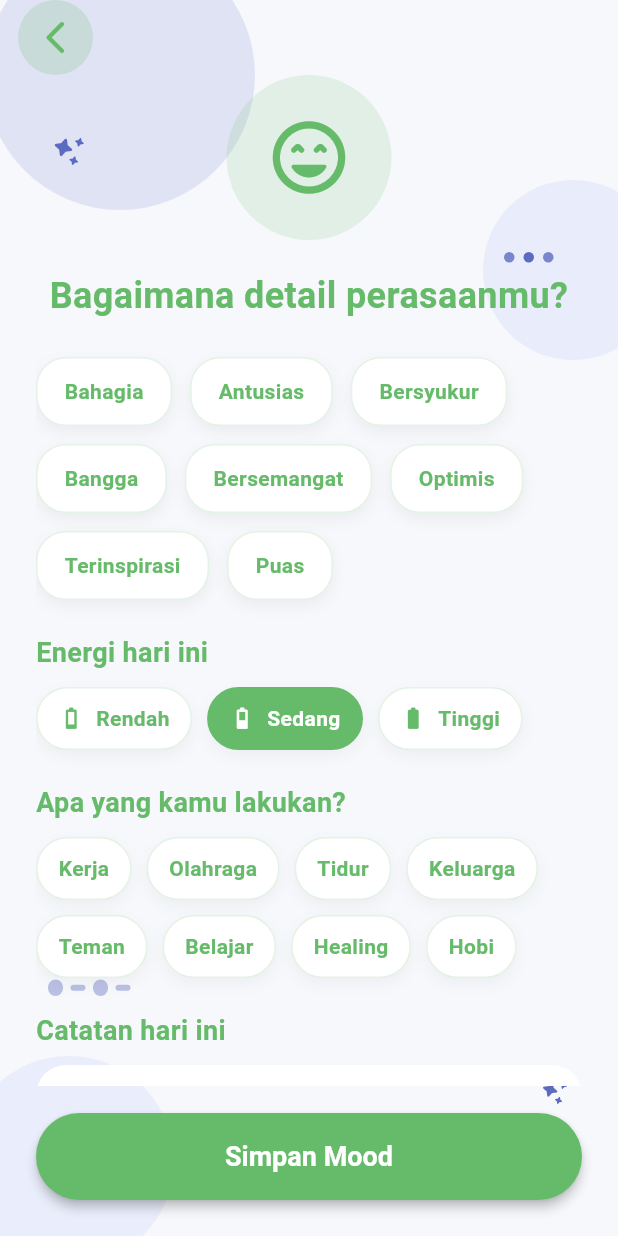
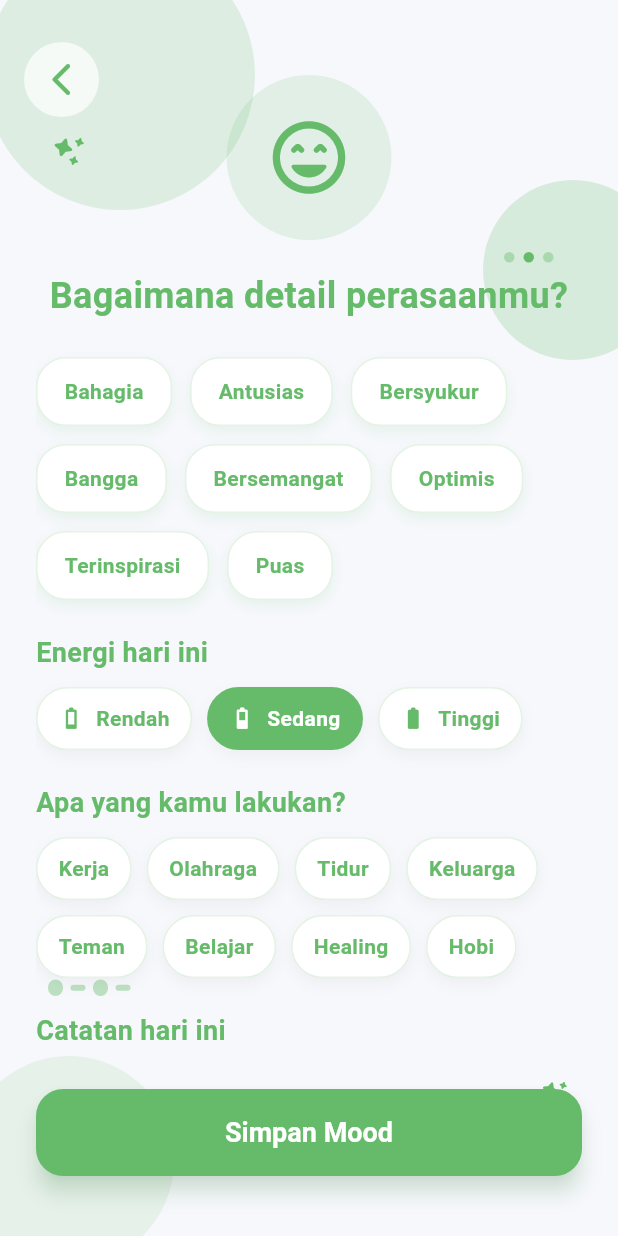
Before and after one commit to paniabisnis-commits/moodspace, a Flutter app: the HomeScreen screen opened directly with empty values, after a tap on "Senang", on a phone screen of 412 x 824 dp. Run offline on Flutter 3.47's test engine with Material 3 defaults, Android fonts, the phone set to English and light mode, and no system bars.

Commit message:
update UI mood detail + fix overflow
Co-authored-by: Copilot <copilot@github.com>

```diff
--- a/lib/screens/home_screen.dart
+++ b/lib/screens/home_screen.dart
@@ -877,6 +877,16 @@ class _HomeScreenState extends State<HomeScreen> {
             children: [
               Expanded(
                 child: ElevatedButton(
+                  style: ElevatedButton.styleFrom(
+                    padding: const EdgeInsets.symmetric(vertical: 14),
+                    textStyle: const TextStyle(
+                      fontSize: 14,
+                      fontWeight: FontWeight.w600,
+                    ),
+                    shape: RoundedRectangleBorder(
+                      borderRadius: BorderRadius.circular(14),
+                    ),
+                  ),
                   onPressed: onPrimaryTap,
                   child: Text(primaryLabel),
                 ),
@@ -884,12 +894,22 @@ class _HomeScreenState extends State<HomeScreen> {
               const SizedBox(width: 10),
               Expanded(
                 child: OutlinedButton(
+                  style: OutlinedButton.styleFrom(
+                    padding: const EdgeInsets.symmetric(vertical: 14),
+                    textStyle: const TextStyle(
+                      fontSize: 14,
+                      fontWeight: FontWeight.w600,
+                    ),
+                    shape: RoundedRectangleBorder(
+                      borderRadius: BorderRadius.circular(14),
+                    ),
+                  ),
                   onPressed: onSecondaryTap,
                   child: Text(secondaryLabel),
                 ),
               ),
             ],
-          ),
+          )
         ],
       ),
     );
--- a/lib/screens/mood_decor.dart
+++ b/lib/screens/mood_decor.dart
@@ -1,15 +1,17 @@
 import 'package:flutter/material.dart';
 
-import 'mood_model.dart';
 
 class MoodDecorBackground extends StatelessWidget {
+  final Widget child;
+  final Color accentColor;
+
   const MoodDecorBackground({
     super.key,
     required this.child,
+    this.accentColor = const Color(0xFF7C8CF8),
     this.showSparkles = true,
   });
 
-  final Widget child;
   final bool showSparkles;
 
   @override
@@ -21,7 +23,7 @@ class MoodDecorBackground extends StatelessWidget {
           left: -10,
           child: _blurBlob(
             size: 180,
-            color: appSecondary.withValues(alpha: 0.18),
+            color: accentColor.withValues(alpha: 0.18),
           ),
         ),
         Positioned(
@@ -29,7 +31,7 @@ class MoodDecorBackground extends StatelessWidget {
           right: -30,
           child: _blurBlob(
             size: 120,
-            color: const Color(0xFFB7C0F4).withValues(alpha: 0.22),
+            color: accentColor.withValues(alpha: 0.22),
           ),
         ),
         Positioned(
@@ -37,14 +39,30 @@ class MoodDecorBackground extends StatelessWidget {
           left: -24,
           child: _blurBlob(
             size: 140,
-            color: const Color(0xFFD7DCFA).withValues(alpha: 0.4),
+            color: accentColor.withValues(alpha: 0.12),
           ),
         ),
-        if (showSparkles) ...const [
-          Positioned(top: 88, left: 34, child: _Sparkle(size: 22)),
-          Positioned(top: 168, right: 40, child: _DoodleDot()),
-          Positioned(bottom: 160, left: 32, child: _MiniWave()),
-          Positioned(bottom: 88, right: 34, child: _Sparkle(size: 18)),
+        if (showSparkles) ...[
+          Positioned(
+            top: 88,
+            left: 34,
+            child: _Sparkle(size: 22, color: accentColor),
+          ),
+          Positioned(
+            top: 168,
+            right: 40,
+            child: _DoodleDot(color: accentColor),
+          ),
+          Positioned(
+            bottom: 160,
+            left: 32,
+            child: _MiniWave(color: accentColor),
+          ),
+          Positioned(
+            bottom: 88,
+            right: 34,
+            child: _Sparkle(size: 18, color: accentColor),
+          ),
         ],
         child,
       ],
@@ -67,10 +85,11 @@ class SectionAccentCard extends StatelessWidget {
     super.key,
     required this.child,
     this.padding = const EdgeInsets.all(18),
+    this.accentColor = const Color(0xFF7C8CF8),
   });
-
   final Widget child;
   final EdgeInsets padding;
+   final Color accentColor;
 
   @override
   Widget build(BuildContext context) {
@@ -96,7 +115,7 @@ class SectionAccentCard extends StatelessWidget {
               width: 74,
               height: 74,
               decoration: BoxDecoration(
-                color: appSecondary.withValues(alpha: 0.08),
+                color: accentColor.withValues(alpha: 0.08),
                 shape: BoxShape.circle,
               ),
             ),
@@ -111,7 +130,7 @@ class SectionAccentCard extends StatelessWidget {
                 height: 56,
                 decoration: BoxDecoration(
                   border: Border.all(
-                    color: appPrimary.withValues(alpha: 0.1),
+                    color: accentColor.withValues(alpha: 0.1),
                     width: 2,
                   ),
                   borderRadius: BorderRadius.circular(18),
@@ -127,10 +146,11 @@ class SectionAccentCard extends StatelessWidget {
 }
 
 class MoodHeadline extends StatelessWidget {
-  const MoodHeadline(this.title, {super.key, this.center = true});
+  const MoodHeadline(this.title, {super.key, this.center = true, this.accentColor = const Color(0xFF7C8CF8),});
 
   final String title;
   final bool center;
+  final Color accentColor;
 
   @override
   Widget build(BuildContext context) {
@@ -142,8 +162,8 @@ class MoodHeadline extends StatelessWidget {
         Container(
           width: 10,
           height: 10,
-          decoration: const BoxDecoration(
-            color: appSecondary,
+          decoration: BoxDecoration(
+            color: accentColor.withValues(alpha: 0.4),
             shape: BoxShape.circle,
           ),
         ),
@@ -161,8 +181,8 @@ class MoodHeadline extends StatelessWidget {
         Container(
           width: 10,
           height: 10,
-          decoration: const BoxDecoration(
-            color: appPrimary,
+          decoration: BoxDecoration(
+            color: accentColor.withValues(alpha: 0.7),
             shape: BoxShape.circle,
           ),
         ),
@@ -172,21 +192,27 @@ class MoodHeadline extends StatelessWidget {
 }
 
 class _Sparkle extends StatelessWidget {
-  const _Sparkle({required this.size});
+  const _Sparkle({
+    required this.size,
+    required this.color,
+  });
 
   final double size;
+  final Color color;
 
   @override
   Widget build(BuildContext context) {
     return Transform.rotate(
       angle: 0.3,
-      child: Icon(Icons.auto_awesome_rounded, size: size, color: appPrimary),
+      child: Icon(Icons.auto_awesome_rounded, size: size, color: color),
     );
   }
 }
 
 class _DoodleDot extends StatelessWidget {
-  const _DoodleDot();
+  const _DoodleDot({required this.color});
+
+  final Color color;
 
   @override
   Widget build(BuildContext context) {
@@ -199,7 +225,9 @@ class _DoodleDot extends StatelessWidget {
           width: 7,
           height: 7,
           decoration: BoxDecoration(
-            color: index == 1 ? appPrimary : appSecondary,
+            color: index == 1
+                ? color
+                : color.withValues(alpha: 0.4),
             shape: BoxShape.circle,
           ),
         ),
@@ -209,7 +237,9 @@ class _DoodleDot extends StatelessWidget {
 }
 
 class _MiniWave extends StatelessWidget {
-  const _MiniWave();
+  const _MiniWave({required this.color});
+
+  final Color color;
 
   @override
   Widget build(BuildContext context) {
@@ -221,7 +251,7 @@ class _MiniWave extends StatelessWidget {
           width: 10,
           height: 4 + (index.isEven ? 7 : 0),
           decoration: BoxDecoration(
-            color: appPrimary.withValues(alpha: 0.4),
+            color: color.withValues(alpha: 0.4),
             borderRadius: BorderRadius.circular(999),
           ),
         ),
--- a/lib/screens/mood_detail_screen.dart
+++ b/lib/screens/mood_detail_screen.dart
@@ -43,8 +43,9 @@ class _MoodDetailScreenState extends State<MoodDetailScreen> {
       body: Stack(
         children: [
       MoodDecorBackground(
+        accentColor: widget.definition.color,
         child: Padding(
-          padding: const EdgeInsets.fromLTRB(24, 50, 24, 24),
+          padding: const EdgeInsets.fromLTRB(24, 50, 24, 40),
             child: Column(
               children: [
                 Expanded(
@@ -114,7 +115,7 @@ class _MoodDetailScreenState extends State<MoodDetailScreen> {
                                 ),
                                 boxShadow: [
                                   BoxShadow(
-                                    color: Colors.black.withValues(alpha: 0.05),
+                                    color: widget.definition.color.withValues(alpha: 0.12),
                                     blurRadius: 8,
                                     offset: const Offset(0, 4),
                                   ),
@@ -226,6 +227,12 @@ class _MoodDetailScreenState extends State<MoodDetailScreen> {
                 child: ElevatedButton(
                   style: ElevatedButton.styleFrom(
                     backgroundColor: widget.definition.color,
+                    foregroundColor: Colors.white,
+                    elevation: 6,
+                    shadowColor: widget.definition.color.withValues(alpha: 0.4),
+                    shape: RoundedRectangleBorder(
+                      borderRadius: BorderRadius.circular(18),
+                    ),
                   ),
                   onPressed: () {
                     if (selectedFeeling == null) {
@@ -256,11 +263,13 @@ class _MoodDetailScreenState extends State<MoodDetailScreen> {
         ),
       ),
        Positioned(
-            top: 0,
-            left: 12,
+            top: 20,
+            left: 16,
             child: SafeArea(
+              child: Padding(
+              padding: const EdgeInsets.only(top: 8),
               child: Material(
-                color: widget.definition.color.withValues(alpha: 0.2),
+                color: Colors.white.withValues(alpha: 0.7),
                 shape: const CircleBorder(),
                 child: IconButton(
                   padding: const EdgeInsets.all(12),
@@ -268,9 +277,10 @@ class _MoodDetailScreenState extends State<MoodDetailScreen> {
                   onPressed: () => Navigator.of(context).pop(),
                   icon: const Icon(Icons.arrow_back_ios_new_rounded),
                   color: widget.definition.color,
+                    ),
+                  ),
                 ),
               ),
-            ),
           ),
         ],
       ),
```
